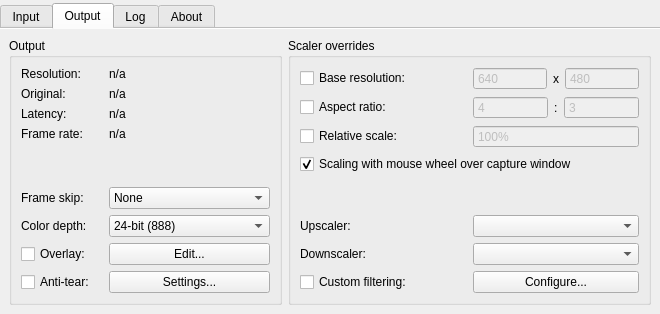
Before: the Qt Designer form src/qt/d_control_panel.ui in mrehkopf/vcs, drawn with Qt 5.
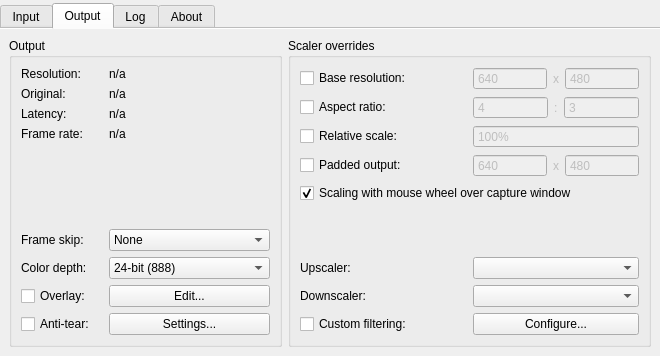
After: the same form once the commit is applied. The open tabs and pages were chosen to show the change.

Commit message: Sync with local: Add output frame padding.

```diff
--- a/src/qt/d_control_panel.ui
+++ b/src/qt/d_control_panel.ui
@@ -7,7 +7,7 @@
     <x>0</x>
     <y>0</y>
     <width>660</width>
-    <height>314</height>
+    <height>356</height>
    </rect>
   </property>
   <property name="windowTitle">
@@ -620,12 +620,6 @@
           <string>Scaler overrides</string>
          </property>
          <layout class="QVBoxLayout" name="verticalLayout_4">
-          <property name="leftMargin">
-           <number>9</number>
-          </property>
-          <property name="rightMargin">
-           <number>9</number>
-          </property>
           <item>
            <layout class="QHBoxLayout" name="horizontalLayout_12">
             <item>
@@ -672,7 +666,10 @@
                </widget>
               </item>
               <item>
-               <widget class="QLabel" name="label_baseResSeparator">
+               <widget class="QLabel" name="label_outputBaseResSeparator">
+                <property name="enabled">
+                 <bool>false</bool>
+                </property>
                 <property name="sizePolicy">
                  <sizepolicy hsizetype="Maximum" vsizetype="Preferred">
                   <horstretch>0</horstretch>
@@ -759,7 +756,10 @@
                </widget>
               </item>
               <item>
-               <widget class="QLabel" name="label_aspectRatioSeparator">
+               <widget class="QLabel" name="label_outputAspectSeparator">
+                <property name="enabled">
+                 <bool>false</bool>
+                </property>
                 <property name="sizePolicy">
                  <sizepolicy hsizetype="Maximum" vsizetype="Preferred">
                   <horstretch>0</horstretch>
@@ -842,6 +842,93 @@
             </item>
            </layout>
           </item>
+          <item>
+           <layout class="QHBoxLayout" name="horizontalLayout_28">
+            <item>
+             <widget class="QCheckBox" name="checkBox_forceOutputPad">
+              <property name="sizePolicy">
+               <sizepolicy hsizetype="Minimum" vsizetype="Fixed">
+                <horstretch>0</horstretch>
+                <verstretch>0</verstretch>
+               </sizepolicy>
+              </property>
+              <property name="text">
+               <string>Padded output:</string>
+              </property>
+             </widget>
+            </item>
+            <item>
+             <layout class="QHBoxLayout" name="horizontalLayout_27">
+              <item>
+               <widget class="QSpinBox" name="spinBox_outputPadX">
+                <property name="enabled">
+                 <bool>false</bool>
+                </property>
+                <property name="sizePolicy">
+                 <sizepolicy hsizetype="Preferred" vsizetype="Preferred">
+                  <horstretch>0</horstretch>
+                  <verstretch>0</verstretch>
+                 </sizepolicy>
+                </property>
+                <property name="buttonSymbols">
+                 <enum>QAbstractSpinBox::NoButtons</enum>
+                </property>
+                <property name="minimum">
+                 <number>200</number>
+                </property>
+                <property name="maximum">
+                 <number>2048</number>
+                </property>
+                <property name="value">
+                 <number>640</number>
+                </property>
+               </widget>
+              </item>
+              <item>
+               <widget class="QLabel" name="label_outputPadSeparator">
+                <property name="enabled">
+                 <bool>false</bool>
+                </property>
+                <property name="sizePolicy">
+                 <sizepolicy hsizetype="Maximum" vsizetype="Preferred">
+                  <horstretch>0</horstretch>
+                  <verstretch>0</verstretch>
+                 </sizepolicy>
+                </property>
+                <property name="text">
+                 <string>x</string>
+                </property>
+               </widget>
+              </item>
+              <item>
+               <widget class="QSpinBox" name="spinBox_outputPadY">
+                <property name="enabled">
+                 <bool>false</bool>
+                </property>
+                <property name="sizePolicy">
+                 <sizepolicy hsizetype="Preferred" vsizetype="Preferred">
+                  <horstretch>0</horstretch>
+                  <verstretch>0</verstretch>
+                 </sizepolicy>
+                </property>
+                <property name="buttonSymbols">
+                 <enum>QAbstractSpinBox::NoButtons</enum>
+                </property>
+                <property name="minimum">
+                 <number>200</number>
+                </property>
+                <property name="maximum">
+                 <number>2048</number>
+                </property>
+                <property name="value">
+                 <number>480</number>
+                </property>
+               </widget>
+              </item>
+             </layout>
+            </item>
+           </layout>
+          </item>
           <item>
            <widget class="QCheckBox" name="checkBox_outputAllowMouseWheelScale">
             <property name="text">
```
Left out of the diff: 2 changed lines with no effect on the pictures. The commit also changes 6 other files.
